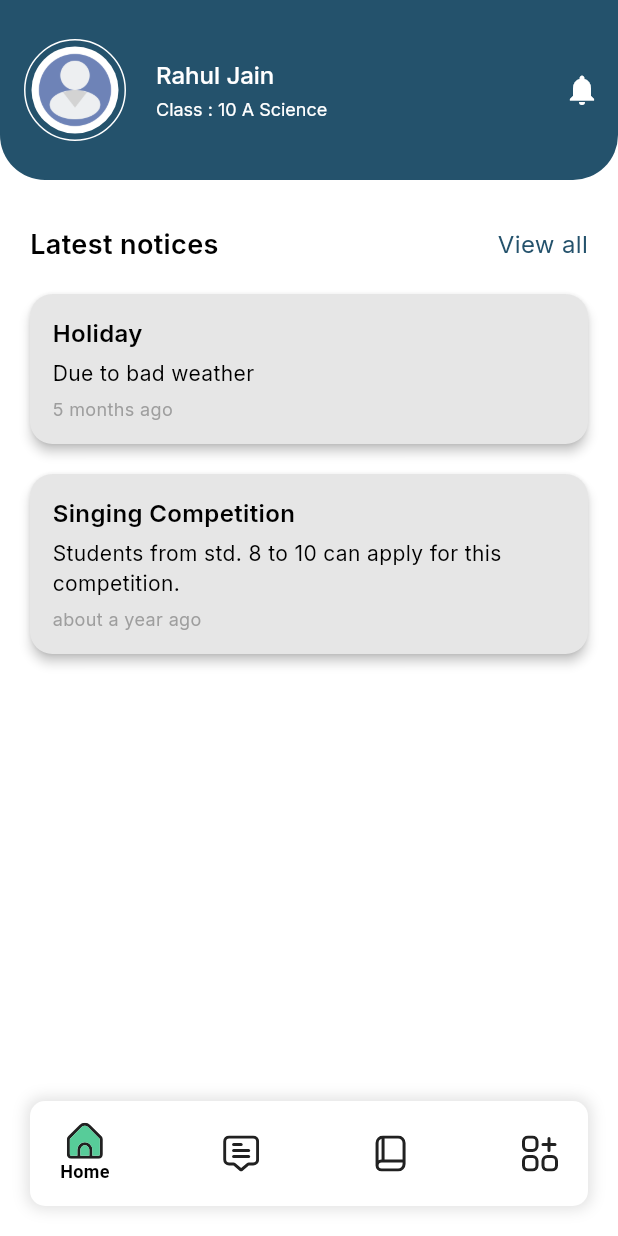
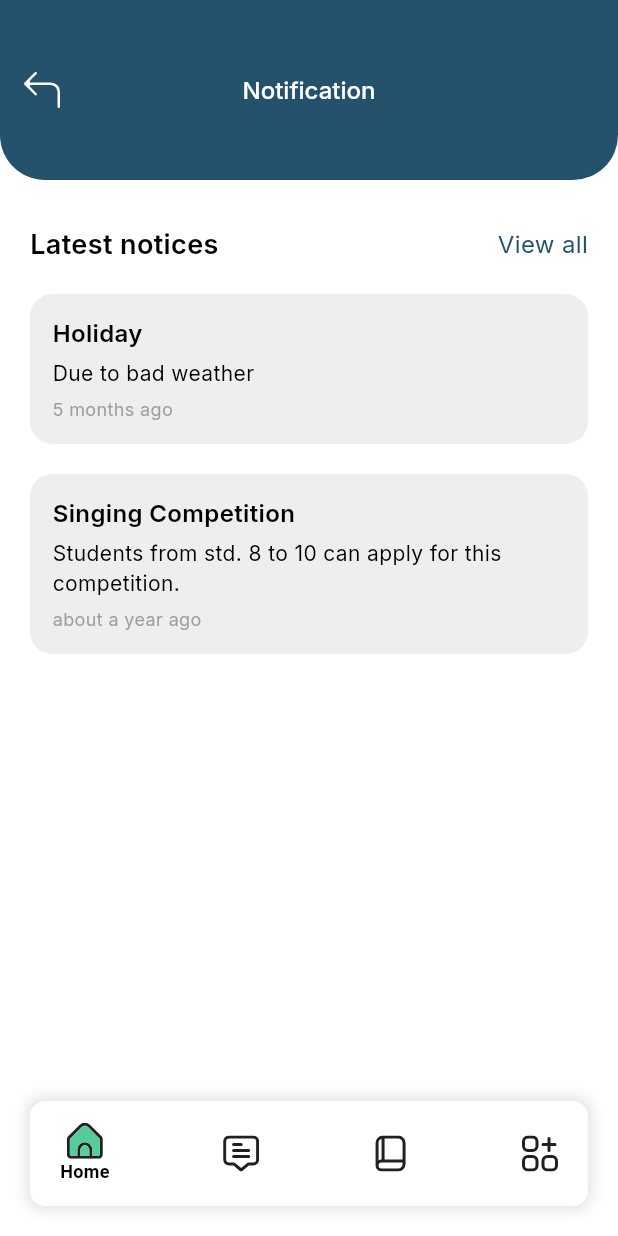
Before and after one commit to nishantsharma113/school_management, a Flutter app: the NotificationScreen screen opened by its route, on a phone screen of 412 x 824 dp. Run offline on Flutter 3.47's test engine with Material 3 defaults, Android fonts, the phone set to English and light mode, and no system bars; our stand-ins replace cached_network_image, flutter_svg, go_router, google_fonts, shimmer, velocity_x; project files that could hold a hidden picture were left out.

Commit message:
change design

```diff
--- a/lib/core/constants/image_constants.dart
+++ b/lib/core/constants/image_constants.dart
@@ -35,3 +35,4 @@ String syllabus = "${imagePath}syllabus.svg";
 
 String remark = "${imagePath}remark.svg";
 String payment = "${imagePath}payment.svg";
+String backIcon  = "${imagePath}back_icon.svg";
--- a/lib/features/notification/view/notification_view.dart
+++ b/lib/features/notification/view/notification_view.dart
@@ -9,10 +9,11 @@ class NotificationScreen extends StatelessWidget {
   Widget build(BuildContext context) {
     return Scaffold(
         appBar: CustomAppBar(
-          title: "Home",
-          onNotificationTap: () {
-            context.go(AppRoutes.notification);
-          },
+          title: "Notification",
+          showtitle: true,
+          // onNotificationTap: () {
+          //   context.go(AppRoutes.notification);
+          // },
         ),
         bottomNavigationBar: CustomBottomNavBar(
           selectedIndex: 0,
@@ -81,9 +82,11 @@ class NoticeCard extends StatelessWidget {
 
   @override
   Widget build(BuildContext context) {
-    return Card(color: Color(0xffE6E6E6),
-      elevation: 3,
-      shape: RoundedRectangleBorder(borderRadius: BorderRadius.circular(15)),
+    return Container(
+      decoration: BoxDecoration(
+        color: Colors.grey[200],
+        borderRadius: BorderRadius.circular(15),
+      ),
       margin: const EdgeInsets.symmetric(vertical: 10),
       child: Padding(
         padding: const EdgeInsets.all(15),
--- a/lib/widgets/common/custom_app_bar.dart
+++ b/lib/widgets/common/custom_app_bar.dart
@@ -29,15 +29,21 @@ class CustomAppBar extends StatelessWidget implements PreferredSizeWidget {
   @override
   Widget build(BuildContext context) {
     return AppBar(
-      title:
-      showtitle?   Center(
-        child: TextWidget(
+      leading: showtitle
+          ? IconButton(
+              onPressed: () {
+                context.go(AppRoutes.home);
+              },
+              icon: backIcon.toImage(color: Colors.white))
+          : null,
+      title: showtitle
+          ? TextWidget(
               title!,
               color: Colors.white,
               fontSize: 16,
               fontWeight: FontWeight.w500,
-                ),
-      ):Row(
+            )
+          : Row(
               children: [
                 Container(
                     decoration: BoxDecoration(
@@ -71,12 +77,15 @@ class CustomAppBar extends StatelessWidget implements PreferredSizeWidget {
                 )
               ],
             ),
+      centerTitle: true,
       toolbarHeight: 120,
       actions: [
-        IconButton(
+        onNotificationTap != null
+            ? IconButton(
                 icon: Icon(Icons.notifications),
                 onPressed: onNotificationTap,
               )
+            : SizedBox()
       ],
       flexibleSpace: Container(
         decoration: BoxDecoration(
```
Also changed, not shown: 1 other file. Lines whose indentation alone changed are shown as unchanged.
